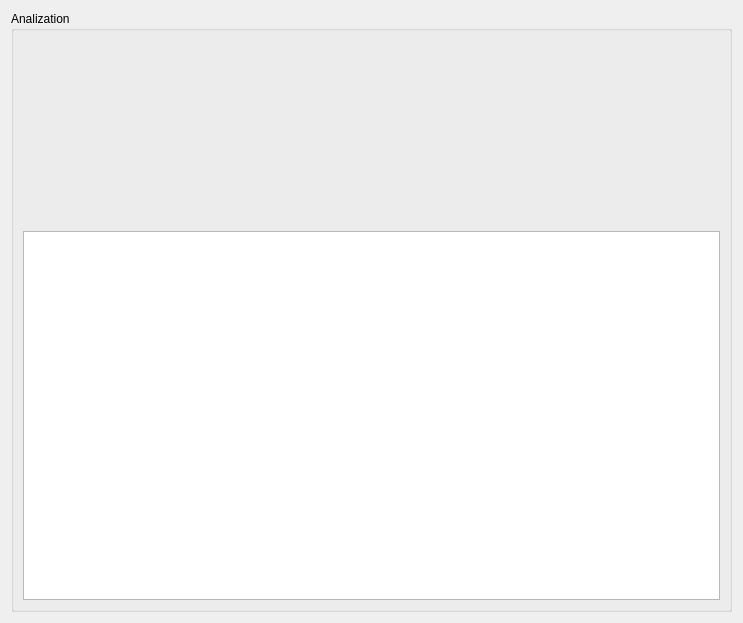
Before: the Qt Designer form analyzationform.ui in szazdenes/heatCam, drawn with Qt 5.
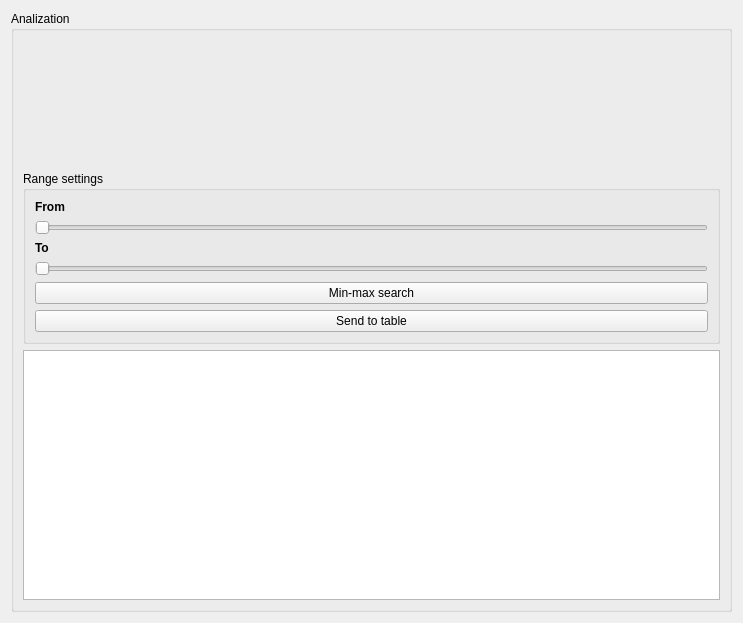
After: the same form once the commit is applied. Custom widgets are drawn as their Qt base class.

Commit message: min-max search added

Patch:
```diff
--- a/analyzationform.ui
+++ b/analyzationform.ui
@@ -19,11 +19,11 @@
      <property name="title">
       <string>Analization</string>
      </property>
-     <layout class="QGridLayout" name="gridLayout_3" rowstretch="1,2">
+     <layout class="QGridLayout" name="gridLayout_3" rowstretch="1,1,2">
       <item row="0" column="0">
        <widget class="QwtPlot" name="plotWidget" native="true"/>
       </item>
-      <item row="1" column="0">
+      <item row="2" column="0">
        <widget class="QTableWidget" name="tableWidget">
         <property name="alternatingRowColors">
          <bool>false</bool>
@@ -36,6 +36,69 @@
         </property>
        </widget>
       </item>
+      <item row="1" column="0">
+       <widget class="QGroupBox" name="groupBox_2">
+        <property name="title">
+         <string>Range settings</string>
+        </property>
+        <layout class="QGridLayout" name="gridLayout_4" rowstretch="0,1,0,1,1,0">
+         <item row="0" column="0">
+          <widget class="QLabel" name="label">
+           <property name="font">
+            <font>
+             <weight>75</weight>
+             <bold>true</bold>
+            </font>
+           </property>
+           <property name="text">
+            <string>From</string>
+           </property>
+          </widget>
+         </item>
+         <item row="4" column="0">
+          <widget class="QPushButton" name="minMaxPushButton">
+           <property name="text">
+            <string>Min-max search</string>
+           </property>
+          </widget>
+         </item>
+         <item row="1" column="0">
+          <widget class="QSlider" name="fromHorizontalSlider">
+           <property name="orientation">
+            <enum>Qt::Horizontal</enum>
+           </property>
+          </widget>
+         </item>
+         <item row="3" column="0">
+          <widget class="QSlider" name="toHorizontalSlider">
+           <property name="orientation">
+            <enum>Qt::Horizontal</enum>
+           </property>
+          </widget>
+         </item>
+         <item row="2" column="0">
+          <widget class="QLabel" name="label_2">
+           <property name="font">
+            <font>
+             <weight>75</weight>
+             <bold>true</bold>
+            </font>
+           </property>
+           <property name="text">
+            <string>To</string>
+           </property>
+          </widget>
+         </item>
+         <item row="5" column="0">
+          <widget class="QPushButton" name="sendTablePushButton">
+           <property name="text">
+            <string>Send to table</string>
+           </property>
+          </widget>
+         </item>
+        </layout>
+       </widget>
+      </item>
      </layout>
     </widget>
    </item>
```
Left out of the diff: 9 changed lines with no effect on the pictures. The commit also changes 3 other files.
